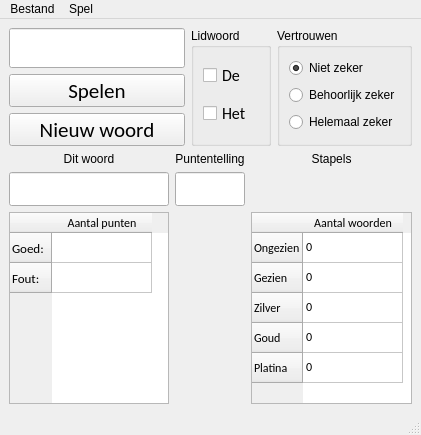
Before: the Qt Designer form Resources/UI/nwl.ui in ubenu/NieuweWoordenLeren, drawn with Qt 5.
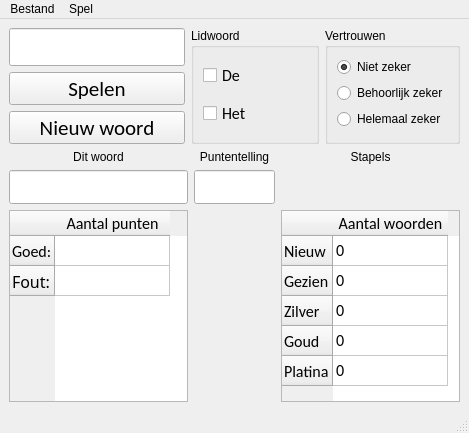
After: the same form once the commit is applied.

```diff
--- a/Resources/UI/nwl.ui
+++ b/Resources/UI/nwl.ui
@@ -6,8 +6,8 @@
    <rect>
     <x>0</x>
     <y>0</y>
-    <width>421</width>
-    <height>435</height>
+    <width>469</width>
+    <height>433</height>
    </rect>
   </property>
   <property name="sizePolicy">
@@ -196,9 +196,12 @@
         <property name="font">
          <font>
           <family>Calibri</family>
-          <pointsize>16</pointsize>
+          <pointsize>14</pointsize>
          </font>
         </property>
+        <property name="text">
+         <string/>
+        </property>
        </widget>
       </item>
       <item row="2" column="2">
@@ -212,6 +215,7 @@
         <property name="font">
          <font>
           <family>Calibri</family>
+          <pointsize>12</pointsize>
          </font>
         </property>
         <property name="cornerButtonEnabled">
@@ -220,30 +224,63 @@
         <property name="rowCount">
          <number>5</number>
         </property>
+        <attribute name="horizontalHeaderDefaultSectionSize">
+         <number>115</number>
+        </attribute>
         <row>
          <property name="text">
-          <string>Ongezien</string>
+          <string>Nieuw</string>
+         </property>
+         <property name="font">
+          <font>
+           <family>Calibri</family>
+           <pointsize>12</pointsize>
+          </font>
          </property>
         </row>
         <row>
          <property name="text">
           <string>Gezien</string>
          </property>
+         <property name="font">
+          <font>
+           <family>Calibri</family>
+           <pointsize>12</pointsize>
+          </font>
+         </property>
         </row>
         <row>
          <property name="text">
           <string>Zilver</string>
          </property>
+         <property name="font">
+          <font>
+           <family>Calibri</family>
+           <pointsize>12</pointsize>
+          </font>
+         </property>
         </row>
         <row>
          <property name="text">
           <string>Goud</string>
          </property>
+         <property name="font">
+          <font>
+           <family>Calibri</family>
+           <pointsize>12</pointsize>
+          </font>
+         </property>
         </row>
         <row>
          <property name="text">
           <string>Platina</string>
          </property>
+         <property name="font">
+          <font>
+           <family>Calibri</family>
+           <pointsize>12</pointsize>
+          </font>
+         </property>
         </row>
         <column>
          <property name="text">
@@ -339,19 +376,23 @@
         <property name="font">
          <font>
           <family>Calibri</family>
-          <pointsize>9</pointsize>
+          <pointsize>12</pointsize>
          </font>
         </property>
         <property name="autoScroll">
          <bool>true</bool>
         </property>
+        <attribute name="horizontalHeaderDefaultSectionSize">
+         <number>115</number>
+        </attribute>
         <row>
          <property name="text">
           <string>Goed:</string>
          </property>
          <property name="font">
           <font>
-           <pointsize>10</pointsize>
+           <family>Calibri</family>
+           <pointsize>12</pointsize>
           </font>
          </property>
         </row>
@@ -361,7 +402,8 @@
          </property>
          <property name="font">
           <font>
-           <pointsize>10</pointsize>
+           <family>Calibri Light</family>
+           <pointsize>12</pointsize>
           </font>
          </property>
         </row>
@@ -369,6 +411,12 @@
          <property name="text">
           <string>Aantal punten</string>
          </property>
+         <property name="font">
+          <font>
+           <family>Calibri</family>
+           <pointsize>12</pointsize>
+          </font>
+         </property>
         </column>
         <item row="0" column="0">
          <property name="text">
@@ -397,7 +445,7 @@
     <rect>
      <x>0</x>
      <y>0</y>
-     <width>421</width>
+     <width>469</width>
      <height>21</height>
     </rect>
    </property>
```
